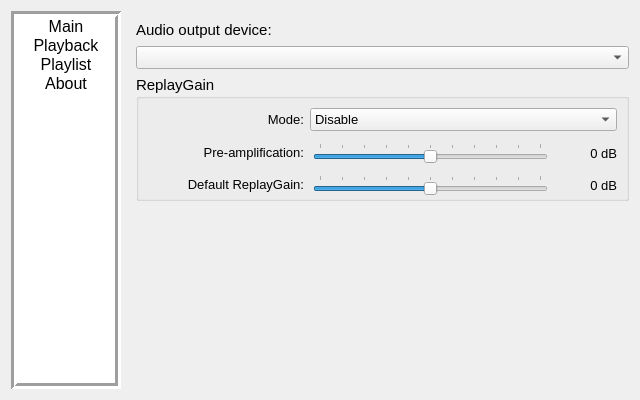
ZXfkSIE/ThousandPlayer, file source/ui/configwindow/tp_configwindow.ui: the form before one commit.
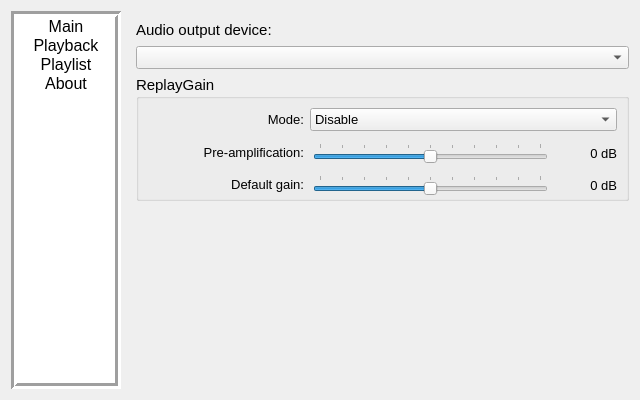
The form after the commit. The open tabs and pages were chosen to show the change.

Diff of the .ui file:
```diff
--- a/source/ui/configwindow/tp_configwindow.ui
+++ b/source/ui/configwindow/tp_configwindow.ui
@@ -710,7 +710,7 @@
                 </font>
                </property>
                <property name="text">
-                <string>Default ReplayGain:</string>
+                <string>Default gain:</string>
                </property>
                <property name="alignment">
                 <set>Qt::AlignRight|Qt::AlignTrailing|Qt::AlignVCenter</set>
```
Left out of the diff: 2 changed lines with no effect on the pictures.
